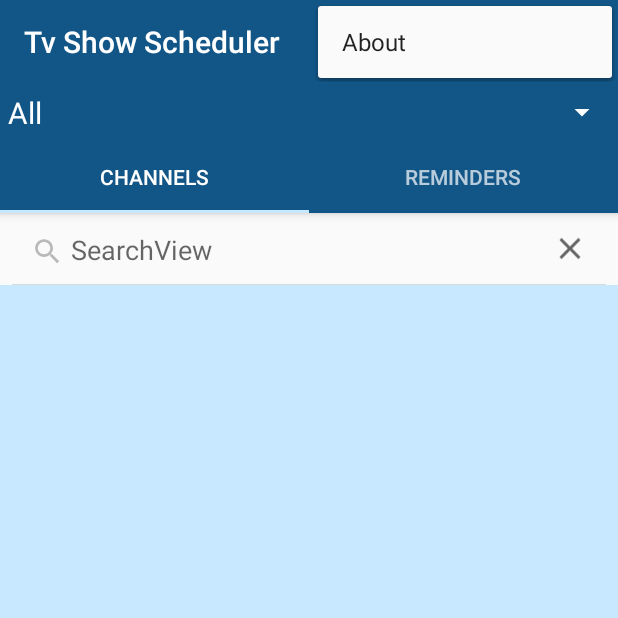
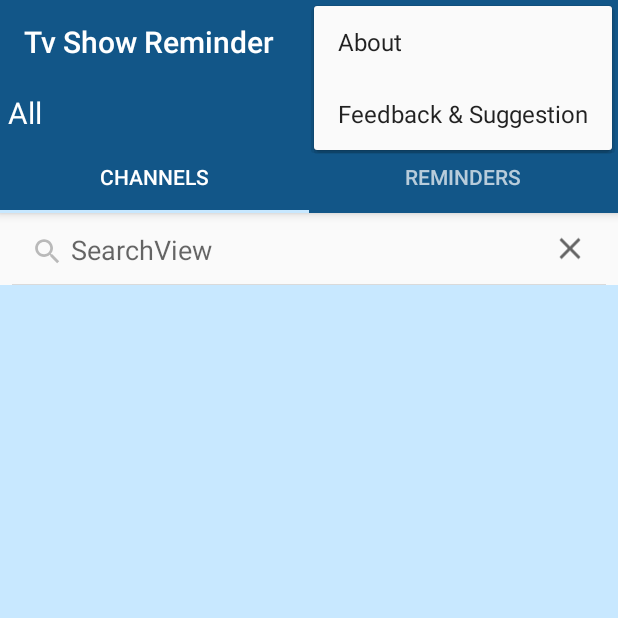
Before and after one commit to duke1712/TvShowScheduler, an Android app: the screen it shows after launch (MainActivity), with the options menu open, on a phone screen of 412 x 824 dp, the top half of it. Run offline under Robolectric (Android 15) with nearby library versions, the phone set to English and light mode, and no system bars; our stand-ins replace AdMob, Picasso; libraries missing offline, so code that uses them is left out: com.crashlytics.android, com.facebook.stetho, io.fabric.sdk; pictures from the network do not load; 11 statements that could not run were skipped.

Commit message:
Added Feedback

```diff
--- a/app/src/main/java/com/pritesh/tvshowscheduler/adapter/ReminderAdapter1.java
+++ b/app/src/main/java/com/pritesh/tvshowscheduler/adapter/ReminderAdapter1.java
@@ -11,6 +11,7 @@ import android.view.View;
 import android.view.ViewGroup;
 import android.widget.Button;
 import android.widget.TextView;
+import android.widget.Toast;
 
 import com.pritesh.tvshowscheduler.AlarmReciever;
 import com.pritesh.tvshowscheduler.R;
@@ -74,10 +75,10 @@ public class ReminderAdapter1 extends RecyclerView.Adapter<ReminderAdapter1.MyVi
                 alarmManager.cancel(cancel);
                 String a[]={String.valueOf(shows.getId())};
 
-
+                Toast.makeText(context,"Reminder Deleted!!!",Toast.LENGTH_SHORT).show();
 
                 int b=context.getContentResolver().delete(ShowProvider.Shows.CONTENT_URI, Columns._ID+"=?",a);
-                Cursor c=context.getContentResolver().query(ShowProvider.Shows.CONTENT_URI,null,null,null,null);
+                //Cursor c=context.getContentResolver().query(ShowProvider.Shows.CONTENT_URI,null,null,null,null);
                 ReminderFragment.change();
             }
         });
--- a/app/src/main/res/menu/menu.xml
+++ b/app/src/main/res/menu/menu.xml
@@ -6,4 +6,9 @@
         android:orderInCategory="1"
         android:showAsAction="never"
         tools:ignore="AppCompatResource" />
+    <item android:title="Feedback &amp; Suggestion"
+        android:id="@+id/feedback"
+        android:orderInCategory="2"
+        android:showAsAction="never"
+        tools:ignore="AppCompatResource" />
 </menu>
--- a/app/src/main/res/values/strings.xml
+++ b/app/src/main/res/values/strings.xml
@@ -1,5 +1,5 @@
 <resources>
-    <string name="app_name">Tv Show Scheduler</string>
+    <string name="app_name">Tv Show Reminder</string>
 
     <!-- TODO: Remove or change this placeholder text -->
     <string name="hello_blank_fragment">Hello blank fragment</string>
```
Also changed, not shown: app/src/main/java/com/pritesh/tvshowscheduler/ui/MainActivity.java (+7 -0 lines), app/src/main/java/com/pritesh/tvshowscheduler/ui/ShowsActivity.java (+7 -0 lines).
